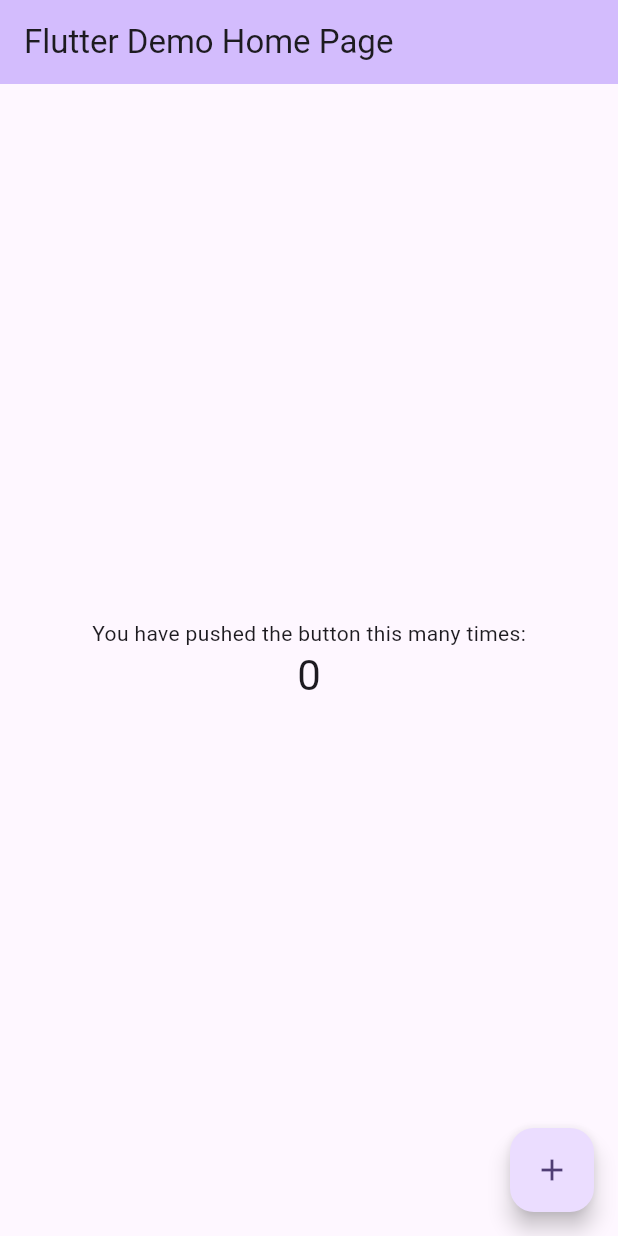
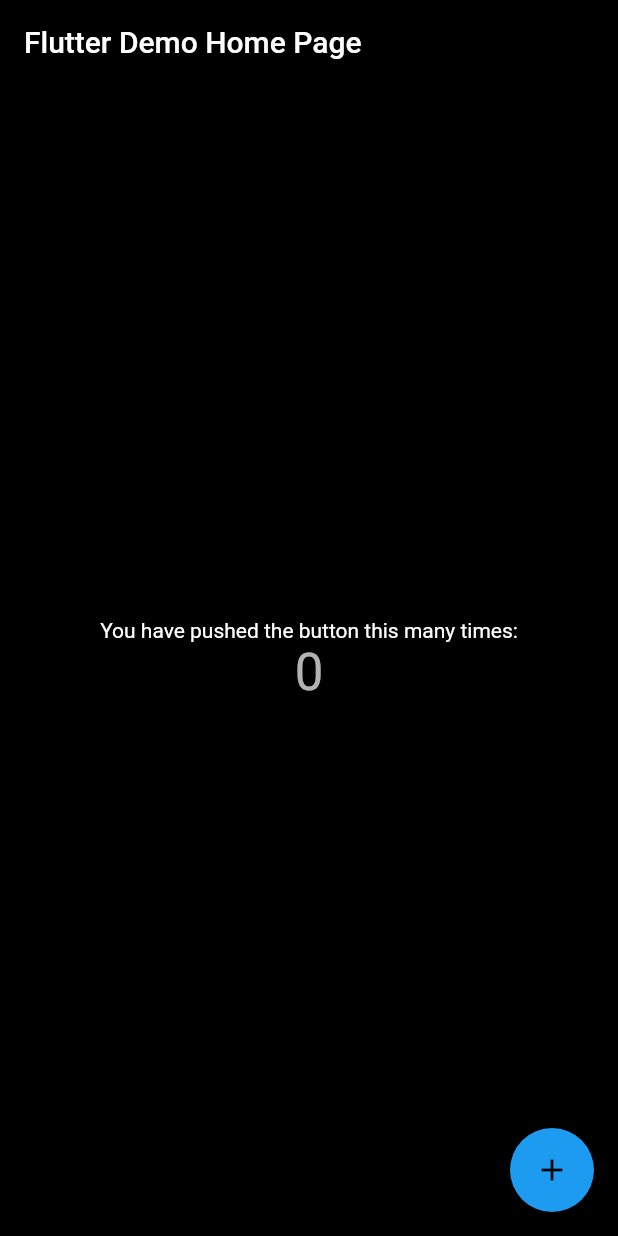
Before and after one commit to Tubelight30/twitter_clone, a Flutter app: the screen it shows after launch, on a phone screen of 412 x 824 dp. Run offline on Flutter 3.47's test engine with Material 2 defaults, Android fonts, the phone set to English and light mode, and no system bars.

Commit message:
added theme

```diff
--- /dev/null
+++ b/lib/constants/constants.dart
@@ -0,0 +1,4 @@
+export './appwrite_constants.dart';
+export './assets_constants.dart';
+
+//!we just have to do import "constants.dart" instead of importing all separately.
--- a/lib/main.dart
+++ b/lib/main.dart
@@ -1,4 +1,5 @@
 import 'package:flutter/material.dart';
+import 'package:twitter_clone/theme/theme.dart';
 
 void main() {
   runApp(const MyApp());
@@ -10,10 +11,7 @@ class MyApp extends StatelessWidget {
   Widget build(BuildContext context) {
     return MaterialApp(
       title: 'Flutter Demo',
-      theme: ThemeData(
-        colorScheme: ColorScheme.fromSeed(seedColor: Colors.deepPurple),
-        useMaterial3: true,
-      ),
+      theme: AppTheme.theme,
       home: const MyHomePage(title: 'Flutter Demo Home Page'),
     );
   }
@@ -40,7 +38,7 @@ class _MyHomePageState extends State<MyHomePage> {
   Widget build(BuildContext context) {
     return Scaffold(
       appBar: AppBar(
-        backgroundColor: Theme.of(context).colorScheme.inversePrimary,
+        //backgroundColor: Theme.of(context).colorScheme.inversePrimary,
         title: Text(widget.title),
       ),
       body: Center(
--- /dev/null
+++ b/lib/theme/app_theme.dart
@@ -0,0 +1,16 @@
+import 'package:flutter/material.dart';
+import 'package:twitter_clone/theme/pallete.dart';
+
+class AppTheme {
+  static ThemeData theme = ThemeData.dark().copyWith(
+    scaffoldBackgroundColor: Pallete.backgroundColor,
+    appBarTheme: const AppBarTheme(
+      backgroundColor: Pallete.backgroundColor,
+      elevation: 0,
+    ),
+    floatingActionButtonTheme: const FloatingActionButtonThemeData(
+      backgroundColor: Pallete.blueColor,
+    ),
+  );
+}
+//!themes are defined for appbar,scaffold and Buttons.
--- /dev/null
+++ b/lib/theme/pallete.dart
@@ -0,0 +1,10 @@
+import 'package:flutter/material.dart';
+
+class Pallete {
+  static const Color backgroundColor = Colors.black;
+  static const Color searchBarColor = Color.fromRGBO(32, 35, 39, 1);
+  static const Color blueColor = Color.fromRGBO(29, 155, 240, 1);
+  static const Color whiteColor = Colors.white;
+  static const Color greyColor = Colors.grey;
+  static const Color redColor = Color.fromRGBO(249, 25, 127, 1);
+}
--- /dev/null
+++ b/lib/theme/theme.dart
@@ -0,0 +1,2 @@
+export './pallete.dart';
+export './app_theme.dart';
```
Also changed, not shown: lib/constants/assets_constants.dart (added, +18 -0 lines).
